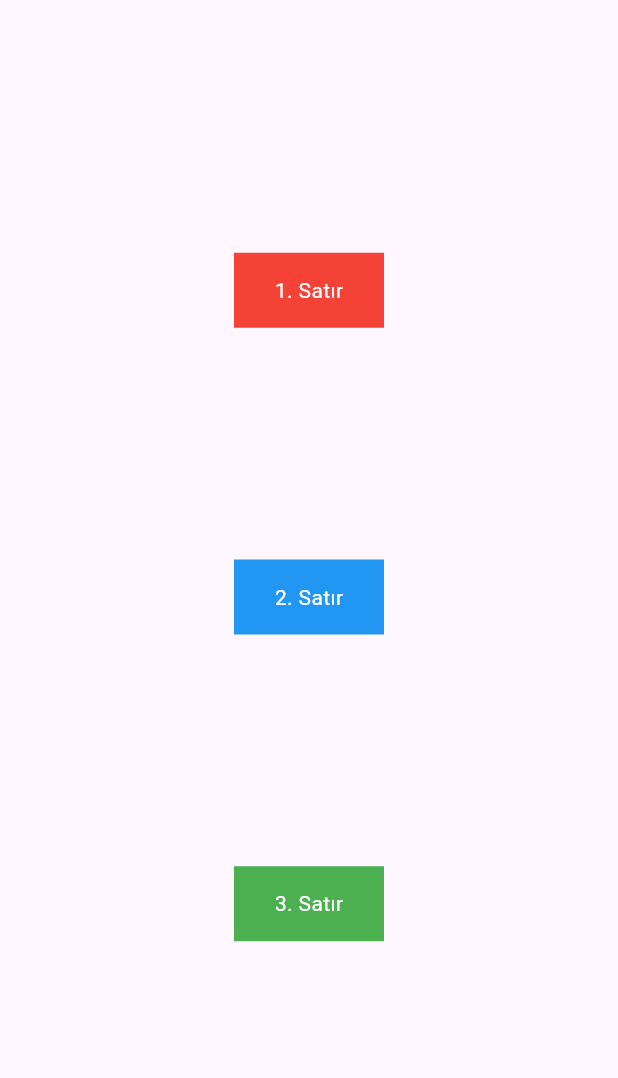
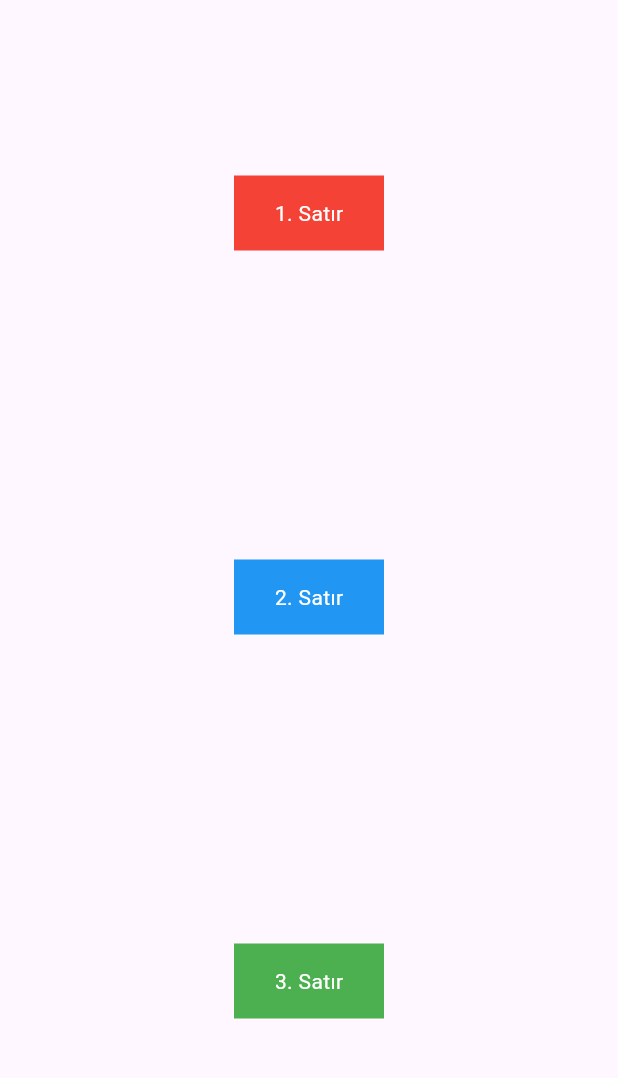
Before and after one commit to serdararici/FlutterBuilderBootcamp2024, a Flutter app: the ColumnPage screen opened directly, on a phone screen of 412 x 824 dp, the part 63-1141 px from its top. Run offline on Flutter 3.47's test engine with Material 3 defaults, Android fonts, the phone set to English and light mode, and no system bars.

Commit message:
day 2 updated

```diff
--- a/first_app/lib/widgets/column_page.dart
+++ b/first_app/lib/widgets/column_page.dart
@@ -11,7 +11,7 @@ class ColumnPage extends StatelessWidget {
       ),
       body: Center(
         child: Column(
-          mainAxisAlignment: MainAxisAlignment.spaceEvenly,
+          mainAxisAlignment: MainAxisAlignment.spaceAround,
           crossAxisAlignment: CrossAxisAlignment.center,
           children: [
             Container(
--- a/first_app/lib/widgets/text_page.dart
+++ b/first_app/lib/widgets/text_page.dart
@@ -51,6 +51,8 @@ class TextPage extends StatelessWidget {
                 fontSize: 16,
                 fontStyle: FontStyle.italic,
                 decoration: TextDecoration.underline,
+                decorationColor: Colors.red,
+                decorationStyle: TextDecorationStyle.dotted,
               ),
             ),
           ],
```
Also changed, not shown: first_app/lib/widgets/listview_page.dart (+7 -1 lines), yolcu/assets/images/campaign1.jpeg (added), yolcu/assets/images/campaign2.jpeg (added), yolcu/assets/images/campaign3.jpeg (added).
